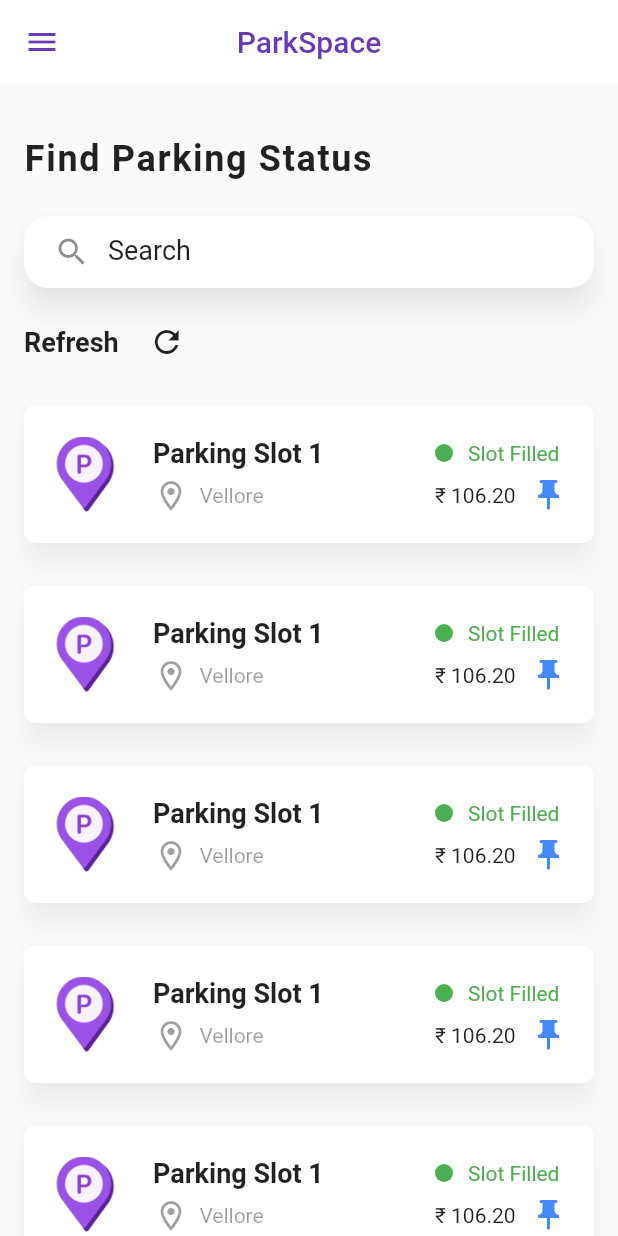
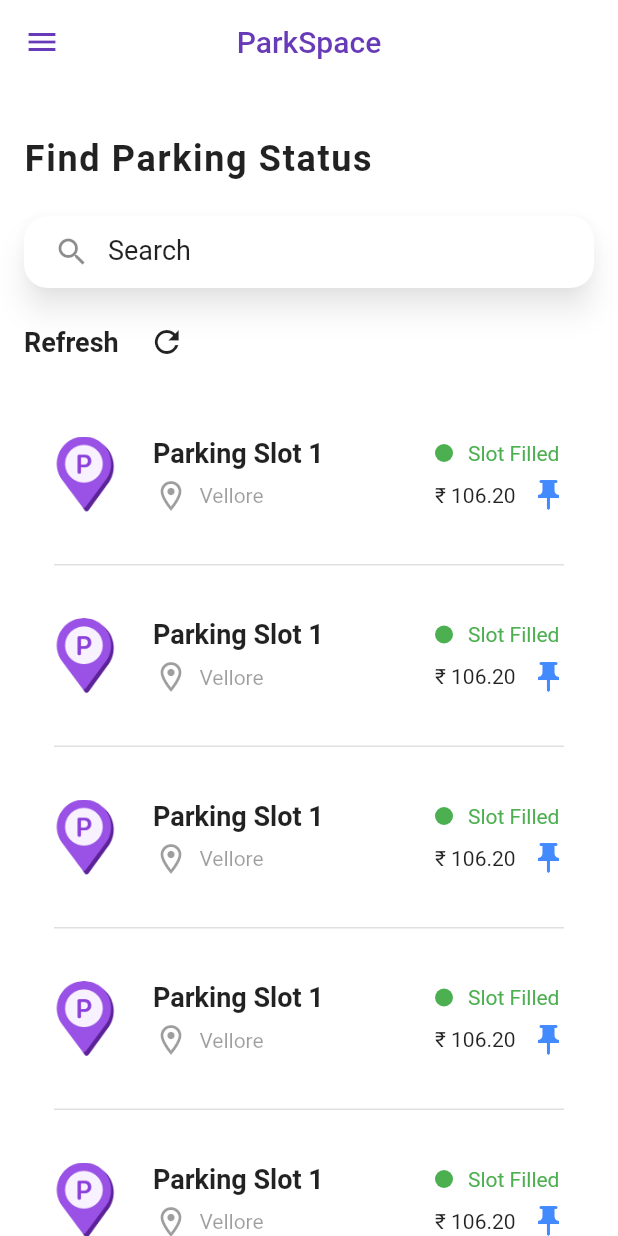
Before and after one commit to supreeth1816/ParkSpace, a Flutter app: the StatusScreen screen opened by its route, on a phone screen of 412 x 824 dp. Run offline on Flutter 3.47's test engine with Material 2 defaults, Android fonts, the phone set to English and light mode, and no system bars; our stand-ins replace cloud_firestore, firebase_auth, firebase_core, geolocator, google_maps_flutter; accounts and stored records are empty.

Commit message:
Updated Status screen

```diff
--- a/lib/signUpScreen.dart
+++ b/lib/signUpScreen.dart
@@ -1,6 +1,3 @@
-
-
-
 import 'package:flutter/material.dart';
 
 class VendorScreen extends StatelessWidget {
--- a/lib/statusScreen.dart
+++ b/lib/statusScreen.dart
@@ -59,7 +59,9 @@ class _StatusScreenState extends State<StatusScreen> {
         elevation: 0,
 
       ),
-      body: Column(
+      body: Container(
+        color: Colors.white,
+        child: Column(
           crossAxisAlignment: CrossAxisAlignment.stretch,
           children: <Widget>[
             SizedBox(height: 20,),
@@ -78,7 +80,7 @@ class _StatusScreenState extends State<StatusScreen> {
 
             Card(
               elevation: 8,
-            shadowColor: Colors.black38,
+              shadowColor: Colors.black45,
               shape: RoundedRectangleBorder(
                 borderRadius: BorderRadius.circular(16),
               ),
@@ -123,9 +125,13 @@ class _StatusScreenState extends State<StatusScreen> {
             Expanded(
               child: ListView.builder(
                 itemBuilder: (context, index) {
-                return Card(
-                  elevation: 8,
-                  shadowColor: Colors.black26,
+                  return Column(
+                    children: [
+                      Card(
+                        elevation: 0,
+
+                        shadowColor: Colors.white54,
+
                         shape: RoundedRectangleBorder(borderRadius: BorderRadius.circular(8)),
                         margin: const EdgeInsets.symmetric(horizontal: 16, vertical: 14),
                         child: ListTile(
@@ -210,6 +216,13 @@ class _StatusScreenState extends State<StatusScreen> {
                             ),
                           ),
                         ),
+                      ),
+                      Container(
+                       height: 1.0,
+                        width: 340,
+                        color: Colors.grey.shade300,
+                      ),
+                    ],
                   );
                 },
                 itemCount: 10,
@@ -217,6 +230,7 @@ class _StatusScreenState extends State<StatusScreen> {
             ),
           ],
         ),
+      ),
     );
   }
 }
```
Lines whose indentation alone changed are shown as unchanged.
